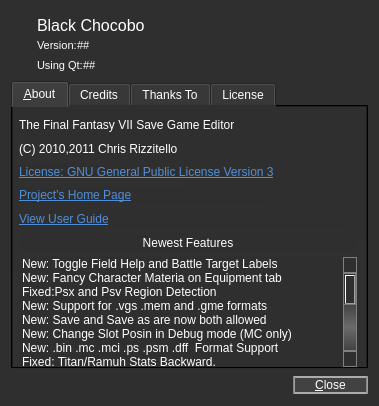
Above: about.ui from sithlord48/blackchocobo before the change. Below: the same form after it.
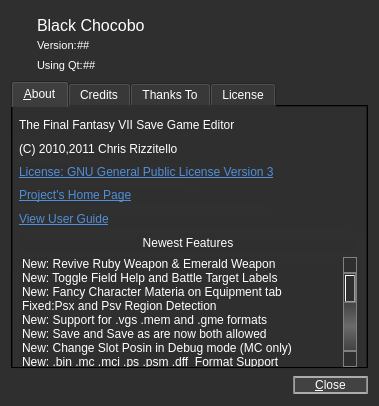
That is the form after the change. Icons and pictures are not drawn.

Commit message: Added Support for Reviving Emerald and Ruby Weapons.

Patch:
```diff
--- a/about.ui
+++ b/about.ui
@@ -431,6 +431,11 @@
          <property name="selectionMode">
           <enum>QAbstractItemView::NoSelection</enum>
          </property>
+         <item>
+          <property name="text">
+           <string>New: Revive Ruby Weapon &amp; Emerald Weapon</string>
+          </property>
+         </item>
          <item>
           <property name="text">
            <string>New: Toggle Field Help and Battle Target Labels</string>
```
The commit also changes 7 other files.
